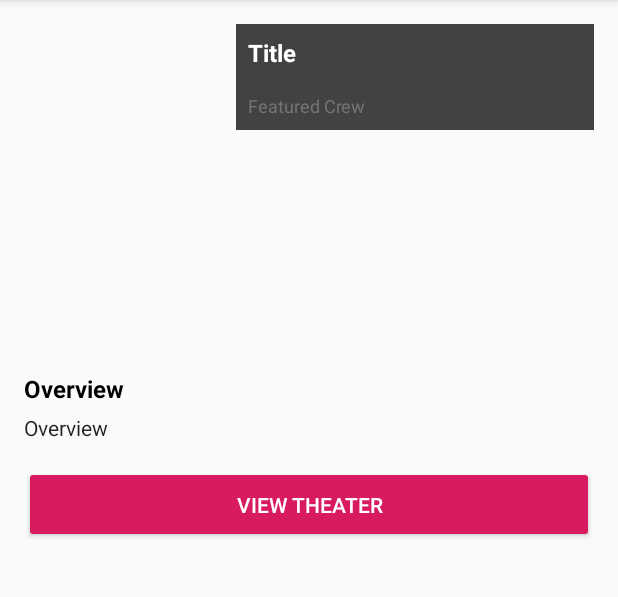
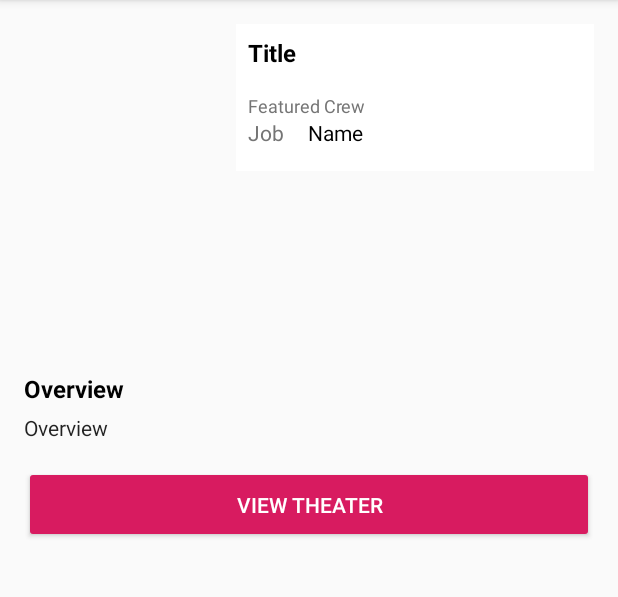
Before and after one commit to HibikiKagenui/utsmobpro, an Android app: the MovieDetailActivity screen opened directly, with no data from a screen before it, on a phone screen of 412 x 824 dp, the part 84-681 px from its top. Run offline under Robolectric (Android 15) with nearby library versions, the phone set to English and light mode, and no system bars; pictures from the network do not load; 5 statements that could not run were skipped.

Commit message:
Added API consume method for Movie Credits
New CreditsResponse and Crew class

```diff
--- a/app/src/main/java/com/muhammadnabillah1603631/utsmobpro/Activity/MovieCardViewActivity.java
+++ b/app/src/main/java/com/muhammadnabillah1603631/utsmobpro/Activity/MovieCardViewActivity.java
@@ -26,7 +26,7 @@ import retrofit2.converter.gson.GsonConverterFactory;
 public class MovieCardViewActivity extends AppCompatActivity {
     public static final String BASE_URL = "https://api.themoviedb.org/3/";
     public static final String BASE_URL_IMG = "https://image.tmdb.org/t/p/w500";
-    private static final String API_KEY = "8602657acd0ef3edffc054f34404bfa9";
+    public static final String API_KEY = "8602657acd0ef3edffc054f34404bfa9";
 
     RecyclerView recyclerViewMovies;
     MovieApi movieApi;
--- a/app/src/main/java/com/muhammadnabillah1603631/utsmobpro/Activity/MovieDetailActivity.java
+++ b/app/src/main/java/com/muhammadnabillah1603631/utsmobpro/Activity/MovieDetailActivity.java
@@ -1,23 +1,37 @@
 package com.muhammadnabillah1603631.utsmobpro.Activity;
 
 import android.content.Intent;
+import android.os.Bundle;
 import android.support.v7.app.AppCompatActivity;
-import android.os.Bundle;
 import android.view.View;
 import android.widget.Button;
 import android.widget.ImageView;
 import android.widget.TextView;
+import android.widget.Toast;
 
 import com.bumptech.glide.load.resource.drawable.DrawableTransitionOptions;
+import com.google.gson.GsonBuilder;
 import com.muhammadnabillah1603631.utsmobpro.Adapter.MyGlide.GlideApp;
+import com.muhammadnabillah1603631.utsmobpro.Controller.MovieApi;
+import com.muhammadnabillah1603631.utsmobpro.Model.CreditResponse;
 import com.muhammadnabillah1603631.utsmobpro.Model.Movie;
 import com.muhammadnabillah1603631.utsmobpro.R;
+
+import retrofit2.Call;
+import retrofit2.Callback;
+import retrofit2.Response;
+import retrofit2.Retrofit;
+import retrofit2.converter.gson.GsonConverterFactory;
 
 public class MovieDetailActivity extends AppCompatActivity {
     public static String MOVIE_DATA = "movie_data";
 
+    CreditResponse creditResponse;
+
+    MovieApi movieApi;
+
     ImageView imageViewBackdrop, imageViewPoster;
-    TextView textViewTitleYear, textViewOverview;
+    TextView textViewTitleYear, textViewOverview, textViewCrewJob, textViewCrewName;
     Button buttonViewTheater;
 
     @Override
@@ -29,6 +43,8 @@ public class MovieDetailActivity extends AppCompatActivity {
         imageViewPoster = findViewById(R.id.image_view_poster);
         textViewTitleYear = findViewById(R.id.text_view_title);
         textViewOverview = findViewById(R.id.text_view_overview);
+        textViewCrewJob = findViewById(R.id.crew_job);
+        textViewCrewName = findViewById(R.id.crew_name);
         buttonViewTheater = findViewById(R.id.button_view_theater);
 
         final Movie m = getIntent().getParcelableExtra(MOVIE_DATA);
@@ -49,6 +65,11 @@ public class MovieDetailActivity extends AppCompatActivity {
                 .into(imageViewBackdrop);
 
         textViewTitleYear.setText(m.getTitle());
+
+//        getCredits(m);
+//        textViewCrewJob.setText(creditResponse.getCrewList().get(0).getJob());
+//        textViewCrewName.setText(creditResponse.getCrewList().get(0).getName());
+
         textViewOverview.setText(m.getOverview());
 
         buttonViewTheater.setOnClickListener(new View.OnClickListener() {
@@ -60,4 +81,33 @@ public class MovieDetailActivity extends AppCompatActivity {
             }
         });
     }
+
+//    private void getCredits(Movie m) {
+//        Retrofit retrofit = new Retrofit.Builder()
+//                .baseUrl(MovieCardViewActivity.BASE_URL)
+//                .addConverterFactory(GsonConverterFactory
+//                        .create(new GsonBuilder()
+//                                .setLenient()
+//                                .create()))
+//                .build();
+//
+//        movieApi = retrofit.create(MovieApi.class);
+//
+//        Call<CreditResponse> creditResponseCall = movieApi.getCredits(m.getId(), MovieCardViewActivity.API_KEY);
+//        creditResponseCall.enqueue(new Callback<CreditResponse>() {
+//            @Override
+//            public void onResponse(Call<CreditResponse> call, Response<CreditResponse> response) {
+//                if (response.isSuccessful()) {
+//                    creditResponse = response.body();
+//                } else {
+//                    Toast.makeText(MovieDetailActivity.this, response.message(), Toast.LENGTH_LONG).show();
+//                }
+//            }
+//
+//            @Override
+//            public void onFailure(Call<CreditResponse> call, Throwable t) {
+//                Toast.makeText(MovieDetailActivity.this, t.toString(), Toast.LENGTH_LONG).show();
+//            }
+//        });
+//    }
 }
--- a/app/src/main/java/com/muhammadnabillah1603631/utsmobpro/Controller/MovieApi.java
+++ b/app/src/main/java/com/muhammadnabillah1603631/utsmobpro/Controller/MovieApi.java
@@ -1,10 +1,12 @@
 package com.muhammadnabillah1603631.utsmobpro.Controller;
 
+import com.muhammadnabillah1603631.utsmobpro.Model.CreditResponse;
 import com.muhammadnabillah1603631.utsmobpro.Model.GenreResponse;
 import com.muhammadnabillah1603631.utsmobpro.Model.MovieResponse;
 
 import retrofit2.Call;
 import retrofit2.http.GET;
+import retrofit2.http.Path;
 import retrofit2.http.Query;
 
 public interface MovieApi {
@@ -13,4 +15,7 @@ public interface MovieApi {
 
     @GET("genre/movie/list")
     Call<GenreResponse> getGenres(@Query("api_key") String apiKey);
+
+    @GET("movie/{movieId}/credits")
+    Call<CreditResponse> getCredits(@Path("movieId") int movieId, @Query("api_key") String api_key);
 }
--- a/app/src/main/java/com/muhammadnabillah1603631/utsmobpro/Model/GenreResponse.java
+++ b/app/src/main/java/com/muhammadnabillah1603631/utsmobpro/Model/GenreResponse.java
@@ -9,7 +9,6 @@ public class GenreResponse {
     private List<Genre> genres;
 
     public GenreResponse(List<Genre> genres) {
-
         this.genres = genres;
     }
 
--- a/app/src/main/res/layout/activity_movie_detail.xml
+++ b/app/src/main/res/layout/activity_movie_detail.xml
@@ -39,13 +39,13 @@
                     android:layout_width="match_parent"
                     android:layout_height="wrap_content"
                     android:layout_marginStart="@dimen/activity_margin"
-                    android:background="@color/cardview_dark_background"
+                    android:background="@color/cardview_light_background"
                     android:orientation="vertical"
                     android:padding="@dimen/card_view_inner_padding">
 
                     <TextView
                         android:id="@+id/text_view_title"
-                        style="@style/TextContent.Title.White"
+                        style="@style/TextContent.Title.Black"
                         android:layout_width="match_parent"
                         android:layout_height="wrap_content"
                         android:layout_marginBottom="@dimen/activity_margin"
@@ -56,6 +56,29 @@
                         android:layout_width="match_parent"
                         android:layout_height="wrap_content"
                         android:text="Featured Crew" />
+
+                    <TableLayout
+                    android:layout_width="match_parent"
+                    android:layout_height="wrap_content">
+
+                        <TableRow
+                            android:layout_width="match_parent"
+                            android:layout_height="wrap_content"
+                            android:layout_marginBottom="8dp">
+
+                            <TextView
+                                android:id="@+id/crew_job"
+                                style="@style/TextDetail.Field"
+                                android:text="Job" />
+
+                            <TextView
+                                android:id="@+id/crew_name"
+                                style="@style/TextDetail.Value"
+                                android:text="Name" />
+                        </TableRow>
+
+                    </TableLayout>
+
 
                 </LinearLayout>
 
```
Also changed, not shown: app/src/main/java/com/muhammadnabillah1603631/utsmobpro/Controller/ApiController.java (deleted, +0 -58 lines), app/src/main/java/com/muhammadnabillah1603631/utsmobpro/Model/CreditResponse.java (added, +18 -0 lines), app/src/main/java/com/muhammadnabillah1603631/utsmobpro/Model/Crew.java (added, +25 -0 lines), app/src/main/java/com/muhammadnabillah1603631/utsmobpro/Model/Movie.java (+12 -108 lines).
